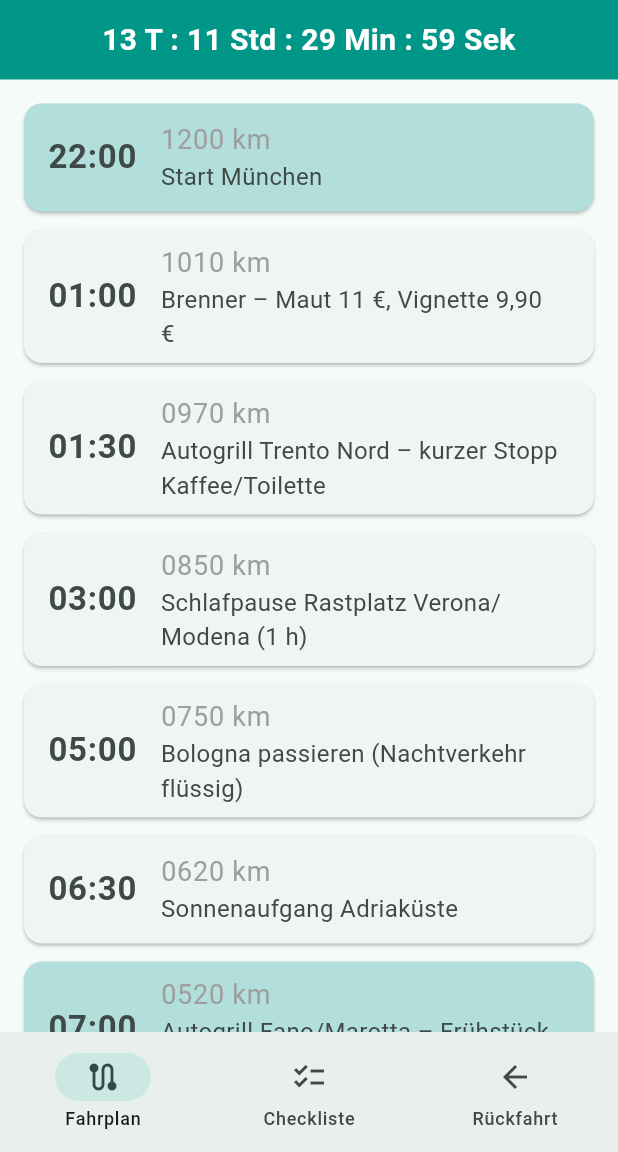
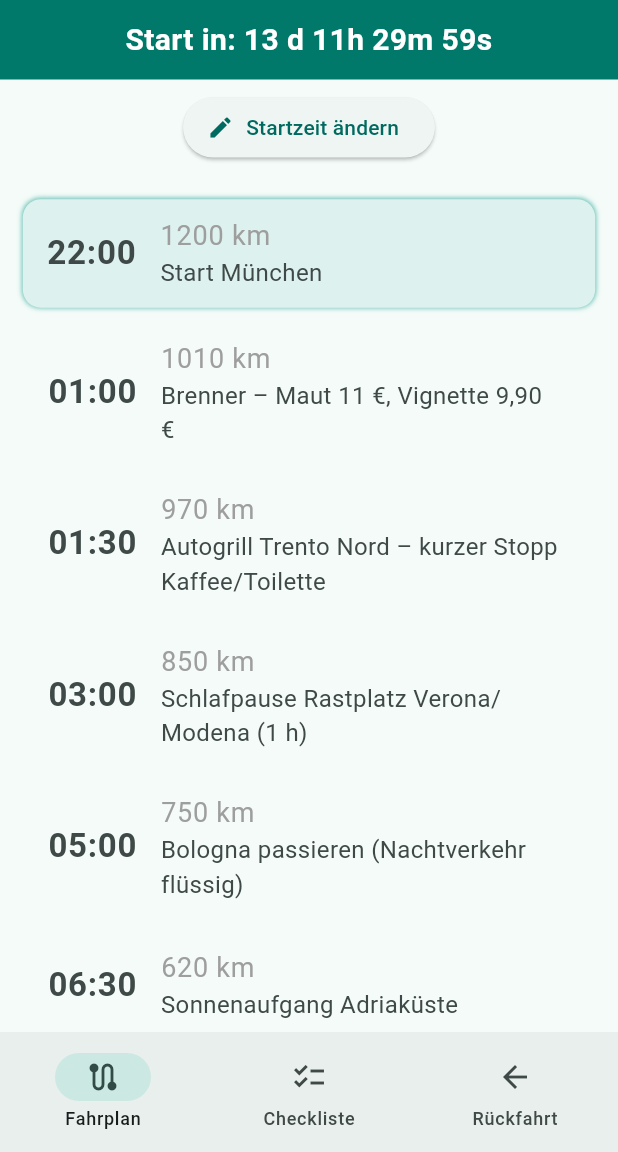
Before and after one commit to AlexBuchnerTeacher/gargano2025, a Flutter app: the screen it shows after launch, after a tap on "Los geht’s", on a phone screen of 412 x 824 dp, the part 84-1236 px from its top. Run offline on Flutter 3.47's test engine with Material 3 defaults, Android fonts, the light colour scheme and no system bars; our stand-ins replace shared_preferences.

Commit message:
Countdown jetzt auch als Timer, Highlight nur aktuelle Card

```diff
--- a/lib/screens/fahrplan_page.dart
+++ b/lib/screens/fahrplan_page.dart
@@ -11,39 +11,99 @@ class FahrplanPage extends StatefulWidget {
 
 class _FahrplanPageState extends State<FahrplanPage> {
   final ScrollController _scrollController = ScrollController();
-  bool highlightFirst = false;
 
-  final DateTime startTime = DateTime(2025, 8, 16, 22, 0);
+  /// Index der aktuell gehighlighteten Card
+  int? highlightIndex;
 
-  final List<Map<String, dynamic>> stops = const [
-    {'time': '22:00', 'km': '1200', 'desc': 'Start München', 'highlight': true},
-    {'time': '01:00', 'km': '1010', 'desc': 'Brenner – Maut 11 €, Vignette 9,90 €'},
-    {'time': '01:30', 'km': '0970', 'desc': 'Autogrill Trento Nord – kurzer Stopp Kaffee/Toilette'},
-    {'time': '03:00', 'km': '0850', 'desc': 'Schlafpause Rastplatz Verona/Modena (1 h)'},
-    {'time': '05:00', 'km': '0750', 'desc': 'Bologna passieren (Nachtverkehr flüssig)'},
-    {'time': '06:30', 'km': '0620', 'desc': 'Sonnenaufgang Adriaküste'},
-    {'time': '07:00', 'km': '0520', 'desc': 'Autogrill Fano/Marotta – Frühstück + Tanken', 'highlight': true},
-    {'time': '09:30', 'km': '0320', 'desc': 'Pescara Nord – Toilettenpause, Snacks'},
-    {'time': '13:00', 'km': '0000', 'desc': 'Ankunft Camping Spiaggia Lunga (Check-in)'},
+  /// Startzeit dynamisch
+  DateTime startTime = DateTime(2025, 8, 16, 22, 0);
+
+  /// Fahrplan-Einträge mit Offset (in Minuten) und Restkilometer
+  final List<Map<String, dynamic>> stops = [
+    {'offset': 0, 'km': 1200, 'desc': 'Start München'},
+    {'offset': 180, 'km': 1010, 'desc': 'Brenner – Maut 11 €, Vignette 9,90 €'},
+    {'offset': 210, 'km': 970, 'desc': 'Autogrill Trento Nord – kurzer Stopp Kaffee/Toilette'},
+    {'offset': 300, 'km': 850, 'desc': 'Schlafpause Rastplatz Verona/Modena (1 h)'},
+    {'offset': 420, 'km': 750, 'desc': 'Bologna passieren (Nachtverkehr flüssig)'},
+    {'offset': 510, 'km': 620, 'desc': 'Sonnenaufgang Adriaküste'},
+    {'offset': 540, 'km': 520, 'desc': 'Autogrill Fano/Marotta – Frühstück + Tanken'},
+    {'offset': 690, 'km': 320, 'desc': 'Pescara Nord – Toilettenpause, Snacks'},
+    {'offset': 900, 'km': 0, 'desc': 'Ankunft Camping Spiaggia Lunga (Check-in)'},
   ];
 
   @override
   void initState() {
     super.initState();
+
+    // Alle Sekunde prüfen, welcher Stop aktuell ist
     Timer.periodic(const Duration(seconds: 1), (timer) {
-      final remaining = startTime.difference(DateTime.now());
-      if (remaining.isNegative && !highlightFirst) {
+      final index = _getCurrentStopIndex();
+      if (index != highlightIndex) {
         setState(() {
-          highlightFirst = true;
+          highlightIndex = index;
         });
+
+        // Automatisch scrollen zur aktuellen Card
+        final position = index * 100.0; // grobe Höhe einer Card
         _scrollController.animateTo(
-          0,
+          position,
           duration: const Duration(seconds: 2),
           curve: Curves.easeInOut,
         );
-        timer.cancel();
       }
     });
+  }
+
+  /// Findet den Index des letzten erreichten Stops (<= jetzt)
+  int _getCurrentStopIndex() {
+    final now = DateTime.now();
+    for (int i = stops.length - 1; i >= 0; i--) {
+      final stopTime = startTime.add(Duration(minutes: stops[i]['offset']));
+      if (stopTime.isBefore(now) || stopTime.isAtSameMomentAs(now)) {
+        return i;
+      }
+    }
+    return 0; // Noch kein Stop erreicht → Start
+  }
+
+  /// Methode zum Ändern der Startzeit
+  Future<void> _pickStartDateTime() async {
+    final date = await showDatePicker(
+      context: context,
+      initialDate: startTime,
+      firstDate: DateTime(2025, 1, 1),
+      lastDate: DateTime(2026, 12, 31),
+    );
+
+    if (date == null) return;
+    if (!mounted) return;
+
+    final time = await showTimePicker(
+      context: context,
+      initialTime: TimeOfDay.fromDateTime(startTime),
+    );
+
+    if (time == null) return;
+    if (!mounted) return;
+
+    final newDateTime = DateTime(
+      date.year,
+      date.month,
+      date.day,
+      time.hour,
+      time.minute,
+    );
+
+    setState(() {
+      startTime = newDateTime;
+      highlightIndex = null; // Reset Highlight
+    });
+  }
+
+  /// Berechnet Uhrzeit-String aus Offset
+  String _formatTime(int offsetMinutes) {
+    final time = startTime.add(Duration(minutes: offsetMinutes));
+    return '${time.hour.toString().padLeft(2, '0')}:${time.minute.toString().padLeft(2, '0')}';
   }
 
   @override
@@ -51,6 +111,14 @@ class _FahrplanPageState extends State<FahrplanPage> {
     return Column(
       children: [
         CountdownBanner(startTime: startTime),
+        Padding(
+          padding: const EdgeInsets.all(8.0),
+          child: ElevatedButton.icon(
+            onPressed: _pickStartDateTime,
+            icon: const Icon(Icons.edit),
+            label: const Text('Startzeit ändern'),
+          ),
+        ),
         Expanded(
           child: ListView.builder(
             controller: _scrollController,
@@ -58,28 +126,54 @@ class _FahrplanPageState extends State<FahrplanPage> {
             itemCount: stops.length,
             itemBuilder: (context, index) {
               final stop = stops[index];
-              final isHighlighted = highlightFirst && stop['highlight'] == true;
-              return Card(
+              final isHighlighted = highlightIndex == index;
+
+              return TweenAnimationBuilder<double>(
+                tween: Tween<double>(
+                  begin: 1.0,
+                  end: isHighlighted ? 1.05 : 1.0,
+                ),
+                duration: const Duration(milliseconds: 500),
+                curve: Curves.easeInOut,
+                builder: (context, scale, child) {
+                  return Transform.scale(
+                    scale: scale,
+                    child: AnimatedContainer(
+                      duration: const Duration(milliseconds: 500),
+                      margin: const EdgeInsets.only(bottom: 12),
+                      decoration: BoxDecoration(
                         color: isHighlighted
                             ? Colors.teal.shade200
-                    : (stop['highlight'] == true
-                        ? Colors.teal.shade100
-                        : null),
-                margin: const EdgeInsets.only(bottom: 12),
+                            : Theme.of(context).cardColor,
+                        borderRadius: BorderRadius.circular(12),
+                        boxShadow: isHighlighted
+                            ? [
+                                BoxShadow(
+                                  color: Colors.teal.withValues(alpha: 0.6),
+                                  blurRadius: 10,
+                                  spreadRadius: 1,
+                                )
+                              ]
+                            : [],
+                      ),
                       child: ListTile(
                         leading: Text(
-                    stop['time']!,
-                    style: const TextStyle(fontSize: 22, fontWeight: FontWeight.bold),
+                          _formatTime(stop['offset']),
+                          style: const TextStyle(
+                              fontSize: 22, fontWeight: FontWeight.bold),
                         ),
                         title: Text(
                           '${stop['km']} km',
                           style: const TextStyle(fontSize: 18, color: Colors.grey),
                         ),
                         subtitle: Text(
-                    stop['desc']!,
+                          stop['desc'],
                           style: const TextStyle(fontSize: 16),
                         ),
                       ),
+                    ),
+                  );
+                },
               );
             },
           ),
--- a/lib/widgets/countdown_banner.dart
+++ b/lib/widgets/countdown_banner.dart
@@ -3,6 +3,7 @@ import 'dart:async';
 
 class CountdownBanner extends StatefulWidget {
   final DateTime startTime;
+
   const CountdownBanner({super.key, required this.startTime});
 
   @override
@@ -10,43 +11,67 @@ class CountdownBanner extends StatefulWidget {
 }
 
 class _CountdownBannerState extends State<CountdownBanner> {
-  late Duration remaining;
-  late Timer timer;
+  late Timer _timer;
+  late Duration _timeDiff;
+  bool _hasStarted = false;
 
   @override
   void initState() {
     super.initState();
-    remaining = widget.startTime.difference(DateTime.now());
-    timer = Timer.periodic(const Duration(seconds: 1), (_) {
-      setState(() {
-        remaining = widget.startTime.difference(DateTime.now());
-      });
+    _updateTime();
+    _timer = Timer.periodic(const Duration(seconds: 1), (timer) {
+      _updateTime();
     });
+  }
+
+  void _updateTime() {
+    final now = DateTime.now();
+    setState(() {
+      if (now.isBefore(widget.startTime)) {
+        _hasStarted = false;
+        _timeDiff = widget.startTime.difference(now);
+      } else {
+        _hasStarted = true;
+        _timeDiff = now.difference(widget.startTime);
+      }
+    });
+  }
+
+  String _formatDuration(Duration duration) {
+    final days = duration.inDays;
+    final hours = duration.inHours.remainder(24);
+    final minutes = duration.inMinutes.remainder(60);
+    final seconds = duration.inSeconds.remainder(60);
+
+    if (days > 0) {
+      return '$days d ${hours.toString().padLeft(2, '0')}h ${minutes.toString().padLeft(2, '0')}m ${seconds.toString().padLeft(2, '0')}s';
+    } else {
+      return '${hours.toString().padLeft(2, '0')}h ${minutes.toString().padLeft(2, '0')}m ${seconds.toString().padLeft(2, '0')}s';
+    }
   }
 
   @override
   void dispose() {
-    timer.cancel();
+    _timer.cancel();
     super.dispose();
   }
 
   @override
   Widget build(BuildContext context) {
-    if (remaining.isNegative) return const SizedBox.shrink();
-
-    final days = remaining.inDays;
-    final hours = remaining.inHours % 24;
-    final minutes = remaining.inMinutes % 60;
-    final seconds = remaining.inSeconds % 60;
-
     return Container(
-      color: Colors.teal,
-      padding: const EdgeInsets.all(12),
       width: double.infinity,
+      color: _hasStarted ? Colors.green.shade700 : Colors.teal.shade700,
+      padding: const EdgeInsets.symmetric(vertical: 12, horizontal: 16),
       child: Text(
-        '$days T : $hours Std : $minutes Min : $seconds Sek',
-        style: const TextStyle(color: Colors.white, fontSize: 20, fontWeight: FontWeight.bold),
+        _hasStarted
+            ? 'Seit Start: ${_formatDuration(_timeDiff)}'
+            : 'Start in: ${_formatDuration(_timeDiff)}',
         textAlign: TextAlign.center,
+        style: const TextStyle(
+          color: Colors.white,
+          fontSize: 20,
+          fontWeight: FontWeight.bold,
+        ),
       ),
     );
   }
```
Lines whose indentation alone changed are shown as unchanged.
